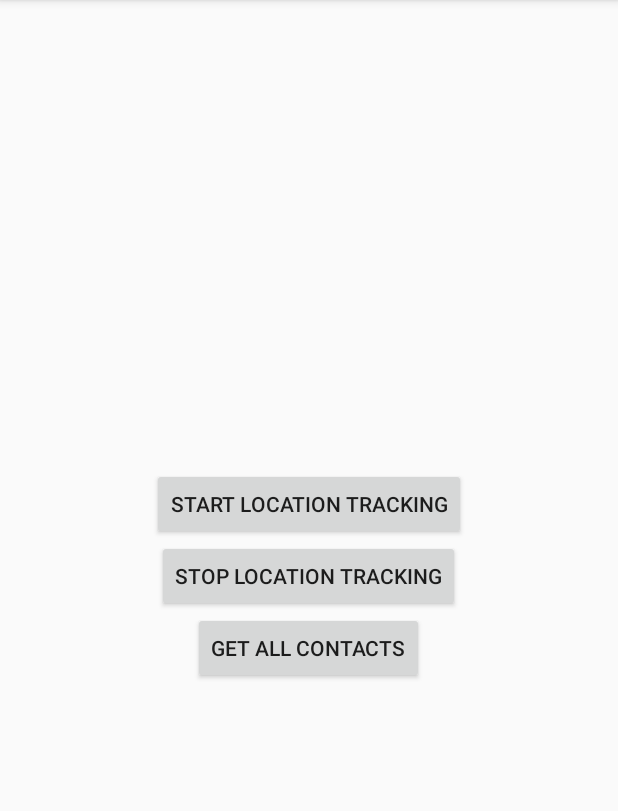
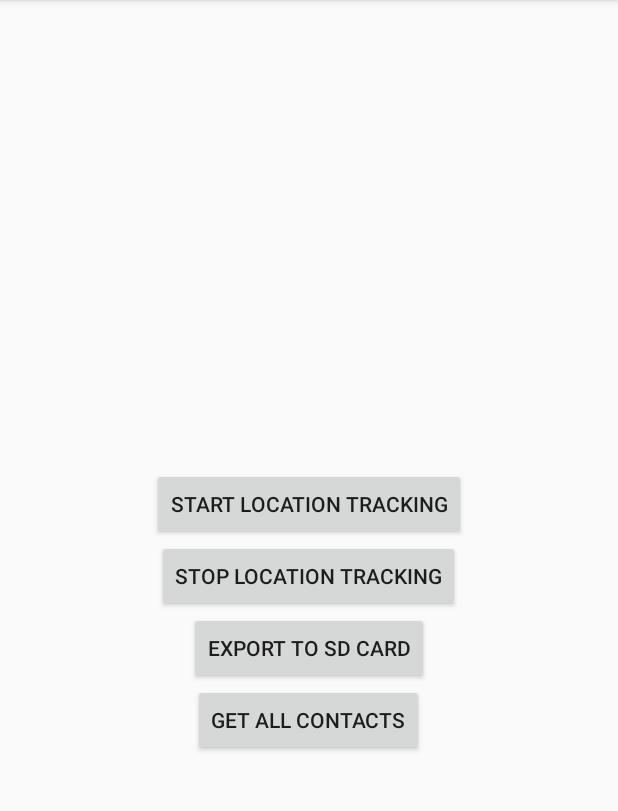
Before and after one commit to AslanUOM/FriendsFinder, an Android app: the MsgPassingActivity screen opened directly, with no data from a screen before it, on a phone screen of 412 x 824 dp, the part 84-895 px from its top. Run offline under Robolectric (Android 15) with nearby library versions, the phone set to English and light mode, and no system bars; 1 statement that could not run was skipped.

Commit message:
Command for Export Location data to SD card option on ConTraPLUGIN added

```diff
--- a/app/src/main/java/com/aslan/friendsfinder/MsgPassingActivity.java
+++ b/app/src/main/java/com/aslan/friendsfinder/MsgPassingActivity.java
@@ -46,12 +46,10 @@ public class MsgPassingActivity extends AppCompatActivity {
 
             @Override
             public void onClick(View arg0) {
-                // TODO Auto-generated method stub
                 Message msg = Message.obtain(null, Constants.MessagePassingCommands.START_LOCATION_TRACKING, 0, 0);
                 try {
                     mMessenger.send(msg);
                 } catch (RemoteException e) {
-                    // TODO Auto-generated catch block
                     e.printStackTrace();
                 }
             }
@@ -61,12 +59,10 @@ public class MsgPassingActivity extends AppCompatActivity {
 
             @Override
             public void onClick(View arg0) {
-                // TODO Auto-generated method stub
                 Message msg = Message.obtain(null, Constants.MessagePassingCommands.STOP_LOCATION_TRACKING, 0, 0);
                 try {
                     mMessenger.send(msg);
                 } catch (RemoteException e) {
-                    // TODO Auto-generated catch block
                     e.printStackTrace();
                 }
             }
@@ -76,12 +72,23 @@ public class MsgPassingActivity extends AppCompatActivity {
 
             @Override
             public void onClick(View arg0) {
-                // TODO Auto-generated method stub
                 Message msg = Message.obtain(null, Constants.MessagePassingCommands.GET_ALL_CONTACTS, 0, 0);
                 try {
                     mMessenger.send(msg);
                 } catch (RemoteException e) {
-                    // TODO Auto-generated catch block
+                    e.printStackTrace();
+                }
+            }
+        });
+        Button mButton4 = (Button) findViewById(R.id.button4);
+        mButton4.setOnClickListener(new View.OnClickListener() {
+
+            @Override
+            public void onClick(View arg0) {
+                Message msg = Message.obtain(null, Constants.MessagePassingCommands.EXPORT_LOCATION_DATA_TO_SD_CARD, 0, 0);
+                try {
+                    mMessenger.send(msg);
+                } catch (RemoteException e) {
                     e.printStackTrace();
                 }
             }
--- a/app/src/main/java/com/aslan/friendsfinder/Utility/Constants.java
+++ b/app/src/main/java/com/aslan/friendsfinder/Utility/Constants.java
@@ -12,5 +12,6 @@ public class Constants {
         public static final int START_LOCATION_TRACKING = 0;
         public static final int STOP_LOCATION_TRACKING = 1;
         public static final int GET_ALL_CONTACTS = 2;
+        public static final int EXPORT_LOCATION_DATA_TO_SD_CARD = 3;
     }
 }
--- a/app/src/main/res/layout/activity_msg_passing.xml
+++ b/app/src/main/res/layout/activity_msg_passing.xml
@@ -28,7 +28,16 @@
         android:id="@+id/button3"
         android:layout_width="wrap_content"
         android:layout_height="wrap_content"
+        android:layout_below="@+id/button4"
+        android:layout_centerHorizontal="true"
+        android:text="Get All Contacts" />
+
+    <Button
+        android:id="@+id/button4"
+        android:layout_width="wrap_content"
+        android:layout_height="wrap_content"
         android:layout_below="@+id/button2"
         android:layout_centerHorizontal="true"
-        android:text="Get All Contacts" />
+        android:text="Export to SD card" />
+
 </RelativeLayout>
```
